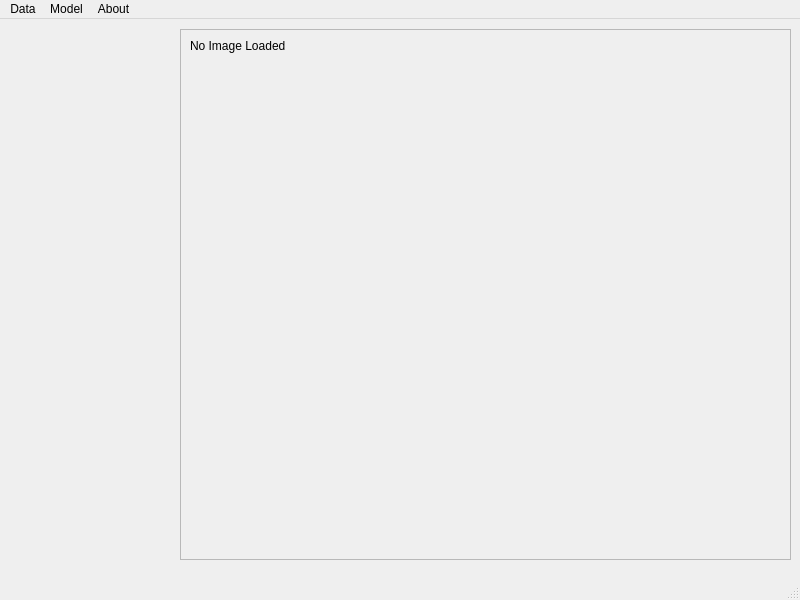
The window that Gui/MainWindow.ui (twimnox/invasor_prj) describes before a commit, drawn with Qt 5.
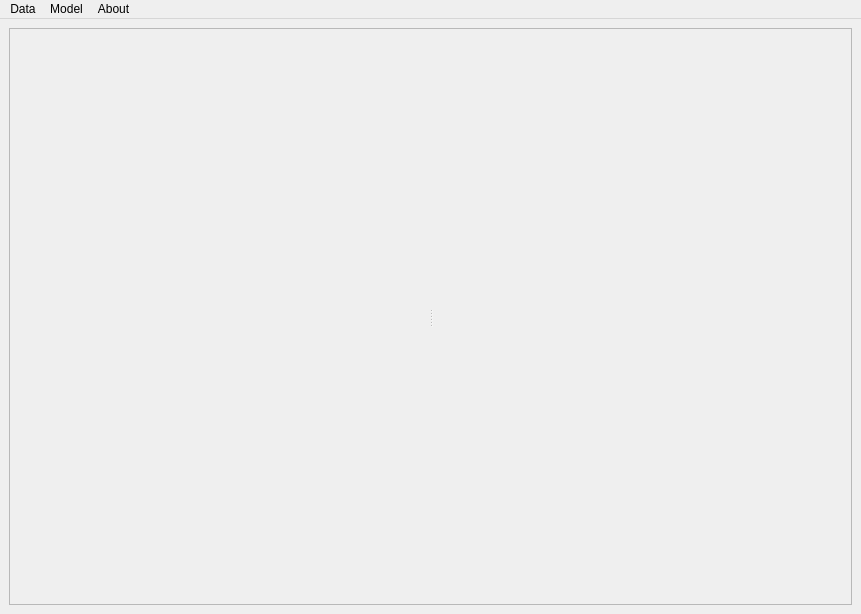
The same window after the commit.

```diff
--- a/Gui/MainWindow.ui
+++ b/Gui/MainWindow.ui
@@ -6,59 +6,80 @@
    <rect>
     <x>0</x>
     <y>0</y>
-    <width>800</width>
-    <height>600</height>
+    <width>861</width>
+    <height>614</height>
    </rect>
   </property>
   <property name="windowTitle">
    <string>MainWindow</string>
   </property>
   <widget class="QWidget" name="centralwidget">
-   <widget class="QFrame" name="frame">
-    <property name="geometry">
-     <rect>
-      <x>180</x>
-      <y>10</y>
-      <width>611</width>
-      <height>531</height>
-     </rect>
-    </property>
-    <property name="sizePolicy">
-     <sizepolicy hsizetype="Maximum" vsizetype="Maximum">
-      <horstretch>0</horstretch>
-      <verstretch>0</verstretch>
-     </sizepolicy>
-    </property>
-    <property name="frameShape">
-     <enum>QFrame::StyledPanel</enum>
-    </property>
-    <property name="frameShadow">
-     <enum>QFrame::Raised</enum>
-    </property>
-    <widget class="QLabel" name="imglabel">
-     <property name="geometry">
-      <rect>
-       <x>10</x>
-       <y>10</y>
-       <width>590</width>
-       <height>510</height>
-      </rect>
-     </property>
-     <property name="text">
-      <string>No Image Loaded</string>
-     </property>
-     <property name="alignment">
-      <set>Qt::AlignJustify|Qt::AlignTop</set>
-     </property>
-    </widget>
-   </widget>
+   <layout class="QHBoxLayout" name="horizontalLayout">
+    <item>
+     <widget class="QSplitter" name="main_splitter">
+      <property name="frameShape">
+       <enum>QFrame::StyledPanel</enum>
+      </property>
+      <property name="frameShadow">
+       <enum>QFrame::Plain</enum>
+      </property>
+      <property name="lineWidth">
+       <number>2</number>
+      </property>
+      <property name="midLineWidth">
+       <number>2</number>
+      </property>
+      <property name="orientation">
+       <enum>Qt::Horizontal</enum>
+      </property>
+      <property name="handleWidth">
+       <number>10</number>
+      </property>
+      <widget class="QWidget" name="widget_leftpanel" native="true">
+       <property name="minimumSize">
+        <size>
+         <width>50</width>
+         <height>0</height>
+        </size>
+       </property>
+       <layout class="QVBoxLayout" name="verticalLayout_3">
+        <item>
+         <layout class="QVBoxLayout" name="splitter_left_layout"/>
+        </item>
+       </layout>
+      </widget>
+      <widget class="QWidget" name="widget_right_panel" native="true">
+       <layout class="QVBoxLayout" name="verticalLayout_2">
+        <property name="spacing">
+         <number>0</number>
+        </property>
+        <property name="leftMargin">
+         <number>0</number>
+        </property>
+        <property name="topMargin">
+         <number>0</number>
+        </property>
+        <property name="rightMargin">
+         <number>0</number>
+        </property>
+        <property name="bottomMargin">
+         <number>0</number>
+        </property>
+        <item>
+         <layout class="QVBoxLayout" name="splitter_right_layout"/>
+        </item>
+       </layout>
+      </widget>
+     </widget>
+    </item>
+   </layout>
   </widget>
   <widget class="QMenuBar" name="menubar">
    <property name="geometry">
     <rect>
      <x>0</x>
      <y>0</y>
-     <width>800</width>
+     <width>861</width>
      <height>25</height>
     </rect>
    </property>
@@ -88,7 +109,6 @@
    <addaction name="menuModel"/>
    <addaction name="menuAbout"/>
   </widget>
-  <widget class="QStatusBar" name="statusbar"/>
   <action name="actionImport">
    <property name="text">
     <string>Specifications</string>
```
